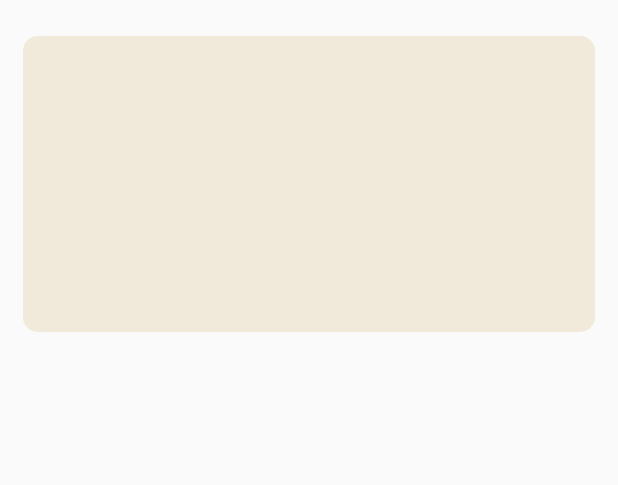
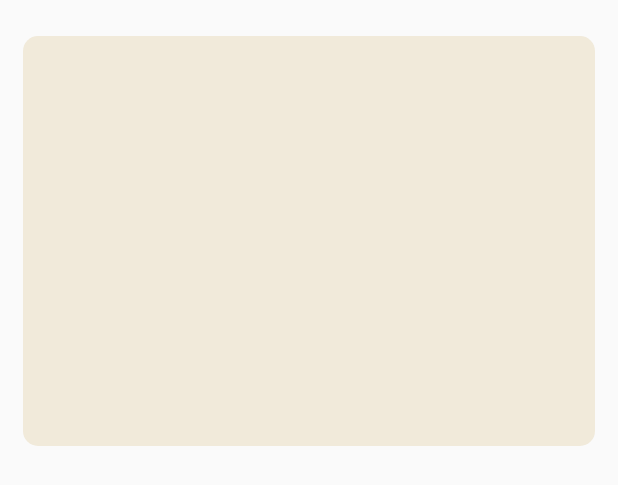
Before and after one commit to JonathanStevanka143/BeerCheer, an Android app: the layout creator_insight_layout.xml on its own in the app's theme, with its tools: preview values and no code run, on a phone screen of 412 x 824 dp. Shown: the top 485 px of the screen. Run offline under Robolectric (Android 15) with nearby library versions, the phone set to English and light mode, and no system bars.

Commit message:
fixed creator insight tab cutting off

```diff
--- a/app/src/main/res/layout/creator_insight_layout.xml
+++ b/app/src/main/res/layout/creator_insight_layout.xml
@@ -9,7 +9,7 @@
     <ImageView
         android:id="@+id/imageView3"
         android:layout_width="0dp"
-        android:layout_height="197dp"
+        android:layout_height="273dp"
         android:layout_marginStart="15dp"
         android:layout_marginTop="24dp"
         android:layout_marginEnd="15dp"
@@ -37,7 +37,7 @@
     <TextView
         android:id="@+id/creatorDescription"
         android:layout_width="0dp"
-        android:layout_height="113dp"
+        android:layout_height="168dp"
         android:layout_marginStart="20dp"
         android:layout_marginTop="16dp"
         android:layout_marginEnd="20dp"
```
